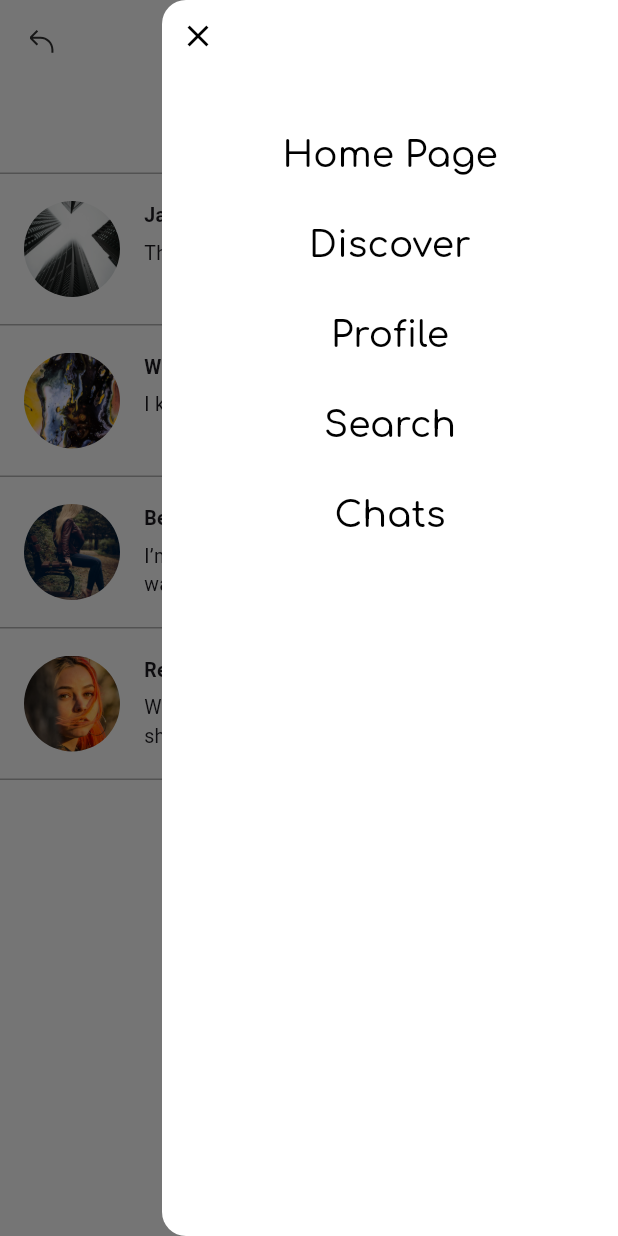
After one commit to NMMustafina/Flutter_Photo_App, a Flutter app: the ChatsScreen screen opened by its route, after a tap on the "menu" icon, on a phone screen of 412 x 824 dp. The commit adds this screen. Run offline on Flutter 3.47's test engine with Material 3 defaults, Android fonts, the phone set to English and light mode, and no system bars; our stand-ins replace firebase_auth, firebase_core, flutter_svg; accounts and stored records are empty; network calls fail.

Commit message:
Navigation with Drawer

```diff
--- a/lib/main.dart
+++ b/lib/main.dart
@@ -2,6 +2,10 @@ import 'package:flutter/material.dart';
 import 'package:firebase_core/firebase_core.dart';
 import 'package:photo_app/firebase_options.dart';
 import 'package:photo_app/screens/base_screen.dart';
+import 'package:photo_app/screens/chats_screen.dart';
+import 'package:photo_app/screens/discover_screen.dart';
+import 'package:photo_app/screens/profile_screen.dart';
+import 'package:photo_app/screens/search_results_screen.dart';
 
 void main() async {
   WidgetsFlutterBinding.ensureInitialized();
@@ -9,21 +13,16 @@ void main() async {
     options: DefaultFirebaseOptions.currentPlatform,
   );
 
-  runApp(const MyApp());
+  runApp(const PhotoApp());
 }
 
-class MyApp extends StatefulWidget {
-  const MyApp({super.key});
-
-  @override
-  State<MyApp> createState() => _MyAppState();
-}
-
-class _MyAppState extends State<MyApp> {
+class PhotoApp extends StatelessWidget {
+  const PhotoApp({super.key});
 
   @override
   Widget build(BuildContext context) {
     return MaterialApp(
+      debugShowCheckedModeBanner: false,
       title: 'Photo App',
       theme: ThemeData(
         primaryColor: Colors.black,
@@ -31,6 +30,14 @@ class _MyAppState extends State<MyApp> {
         useMaterial3: true,
       ),
       home: const BaseScreen(title: 'Photo App'),
+      initialRoute: '/',
+      routes: {
+        '/home': (context) => const BaseScreen(title: 'Photo App'),
+        '/discover': (context) => const DiscoverScreen(),
+        '/profile': (context) => const ProfileScreen(),
+        '/search': (context) => const SearchResultsScreen(),
+        '/chats': (context) => const ChatsScreen(),
+      },
     );
   }
 }
--- a/lib/screens/chats_screen.dart
+++ b/lib/screens/chats_screen.dart
@@ -1,6 +1,8 @@
 import 'package:flutter/material.dart';
+import 'package:flutter_svg/flutter_svg.dart';
 import 'package:photo_app/screens/individual_chats_screen.dart';
 import 'package:photo_app/widgets/chats_item.dart';
+import 'package:photo_app/widgets/end_drawer.dart';
 import 'package:photo_app/widgets/mail_title.dart';
 
 class ChatsScreen extends StatefulWidget {
@@ -11,10 +13,36 @@ class ChatsScreen extends StatefulWidget {
 }
 
 class _ChatsScreenState extends State<ChatsScreen> {
+  final scaffoldKey = GlobalKey<ScaffoldState>();
+
   @override
   Widget build(BuildContext context) {
     return Scaffold(
       backgroundColor: Colors.white,
+      key: scaffoldKey,
+      endDrawer: EndDrawer(),
+      appBar: AppBar(
+        backgroundColor: Colors.white,
+        leading:
+        IconButton(
+          icon: SvgPicture.asset('assets/images/arrow.svg',
+            width: 16,
+            height: 16,
+            fit: BoxFit.cover,),
+          onPressed: () {
+            Navigator.pop(context);
+          },
+        ),
+        centerTitle: true,
+        actions: [
+          IconButton(
+            icon: Icon(Icons.menu),
+            onPressed: () {
+              scaffoldKey.currentState!.openEndDrawer();
+            },
+          ),
+        ],
+      ),
       body: SafeArea(
         top: true,
         child: SingleChildScrollView(
--- /dev/null
+++ b/lib/widgets/end_drawer.dart
@@ -0,0 +1,158 @@
+import 'package:flutter/material.dart';
+
+class EndDrawer extends StatelessWidget {
+  const EndDrawer({super.key});
+
+  @override
+  Widget build(BuildContext context) {
+    return Drawer(
+      backgroundColor: Colors.white,
+      elevation: 16,
+      child: SafeArea(
+        child: Column(
+          mainAxisSize: MainAxisSize.max,
+          children: [
+            Align(
+              alignment: AlignmentDirectional(-1, 0),
+              child: IconButton(
+                icon: Icon(
+                  Icons.close,
+                  color: Colors.black,
+                  size: 24,
+                ),
+                onPressed: () {
+                  Navigator.pop(context);
+                },
+              ),
+            ),
+            SizedBox(height: 30),
+            Row(
+              children: [
+                Expanded(
+                  child: TextButton(
+                    onPressed: () {
+                      Navigator.pushNamed(context, '/home');
+                    },
+                    style: TextButton.styleFrom(
+                      shape: RoundedRectangleBorder(
+                        borderRadius: BorderRadius.zero,
+                      ),
+                      foregroundColor: Colors.black,
+                    ),
+                    child: Text(
+                      'Home Page',
+                      style: TextStyle(
+                        fontFamily: 'Comfortaa',
+                        fontSize: 24,
+                      ),
+                    ),
+                  ),
+                ),
+              ],
+            ),
+            SizedBox(height: 10),
+            Row(
+              children: [
+                Expanded(
+                  child: TextButton(
+                    onPressed: () {
+                      Navigator.pushNamed(context, '/discover');
+                    },
+                    style: TextButton.styleFrom(
+                      shape: RoundedRectangleBorder(
+                        borderRadius: BorderRadius.zero,
+                      ),
+                      foregroundColor: Colors.black,
+                    ),
+                    child: Text(
+                      'Discover',
+                      style: TextStyle(
+                        fontFamily: 'Comfortaa',
+                        fontSize: 24,
+                      ),
+                    ),
+                  ),
+                ),
+              ],
+            ),
+            SizedBox(height: 10),
+            Row(
+              children: [
+                Expanded(
+                  child: TextButton(
+                    onPressed: () {
+                      Navigator.pushNamed(context, '/profile');
+                    },
+                    style: TextButton.styleFrom(
+                      shape: RoundedRectangleBorder(
+                        borderRadius: BorderRadius.zero,
+                      ),
+                      foregroundColor: Colors.black,
+                    ),
+                    child: Text(
+                      'Profile',
+                      style: TextStyle(
+                        fontFamily: 'Comfortaa',
+                        fontSize: 24,
+                      ),
+                    ),
+                  ),
+                ),
+              ],
+            ),
+            SizedBox(height: 10),
+            Row(
+              children: [
+                Expanded(
+                  child: TextButton(
+                    onPressed: () {
+                      Navigator.pushNamed(context, '/search');
+                    },
+                    style: TextButton.styleFrom(
+                      shape: RoundedRectangleBorder(
+                        borderRadius: BorderRadius.zero,
+                      ),
+                      foregroundColor: Colors.black,
+                    ),
+                    child: Text(
+                      'Search',
+                      style: TextStyle(
+                        fontFamily: 'Comfortaa',
+                        fontSize: 24,
+                      ),
+                    ),
+                  ),
+                ),
+              ],
+            ),
+            SizedBox(height: 10),
+            Row(
+              children: [
+                Expanded(
+                  child: TextButton(
+                    onPressed: () {
+                      Navigator.pushNamed(context, '/chats');
+                    },
+                    style: TextButton.styleFrom(
+                      shape: RoundedRectangleBorder(
+                        borderRadius: BorderRadius.zero,
+                      ),
+                      foregroundColor: Colors.black,
+                    ),
+                    child: Text(
+                      'Chats',
+                      style: TextStyle(
+                        fontFamily: 'Comfortaa',
+                        fontSize: 24,
+                      ),
+                    ),
+                  ),
+                ),
+              ],
+            ),
+          ],
+        ),
+      ),
+    );
+  }
+}
--- a/lib/widgets/image_small.dart
+++ b/lib/widgets/image_small.dart
@@ -23,7 +23,7 @@ class ImageSmall extends StatelessWidget {
   @override
   Widget build(BuildContext context) {
     // Если imageWidth не передан, то ширина по умолчанию - ширина экрана
-    final double defaultWidth = imageWidth ?? MediaQuery.of(context).size.width;
+    final double defaultWidth = imageWidth ?? MediaQuery.sizeOf(context).width;
 
     return Container(
       child: GestureDetector(
```
Also changed, not shown: lib/screens/auth_screen.dart (+4 -9 lines), lib/screens/discover_screen.dart (+30 -9 lines), lib/screens/individual_chats_screen.dart (+7 -7 lines), lib/screens/profile_screen.dart (+30 -12 lines), lib/screens/search_results_screen.dart (+28 -0 lines), lib/widgets/form_field_text.dart (+3 -6 lines).
